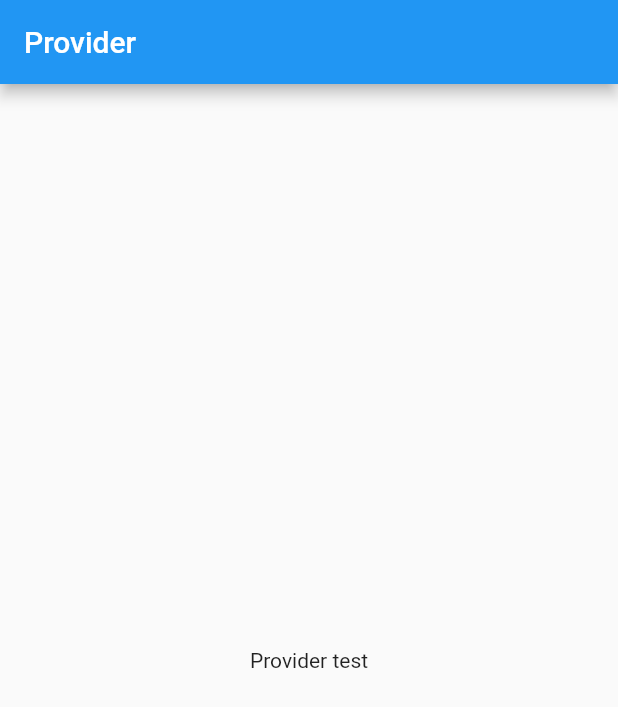
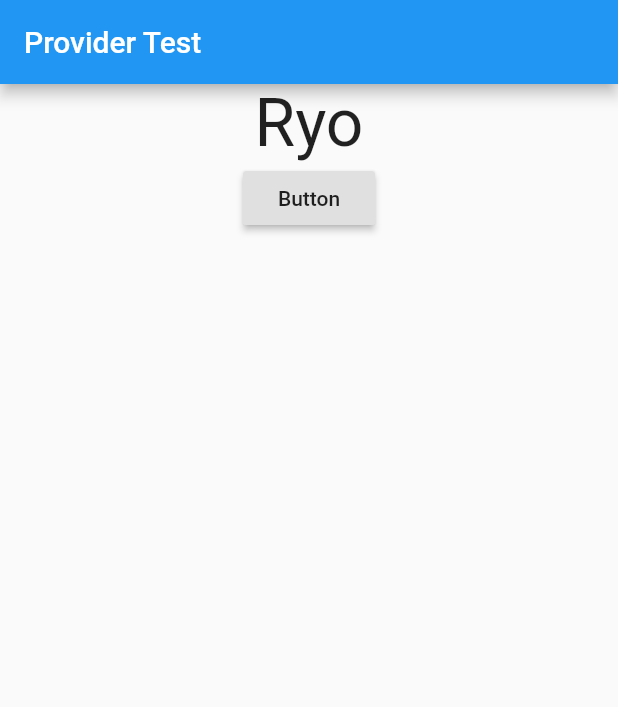
Before and after one commit to tsuzukihashi/flutter_provider_model, a Flutter app: the screen it shows after launch, on a phone screen of 412 x 824 dp. Shown: the top 707 px of the screen. Run offline on Flutter 3.47's test engine with Material 2 defaults, Android fonts, the phone set to English and light mode, and no system bars.

Commit message:
Providerパターンでモデルを作る

```diff
--- a/lib/main.dart
+++ b/lib/main.dart
@@ -1,4 +1,6 @@
 import 'package:flutter/material.dart';
+import 'package:flutter_provider_model/main_model.dart';
+import 'package:provider/provider.dart';
 
 void main() {
   runApp(MyApp());
@@ -8,12 +10,30 @@ class MyApp extends StatelessWidget {
   @override
   Widget build(BuildContext context) {
     return MaterialApp(
-      home: Scaffold(
-        appBar: AppBar(
-          title: Text('Provider'),
-        ),
-        body: Center(
-          child: Text('Provider test'),
+      home: ChangeNotifierProvider<MainModel>(
+        create: (_) => MainModel(),
+        child: Scaffold(
+          appBar: AppBar(
+            title: Text('Provider Test'),
+          ),
+          body: Consumer<MainModel>(builder: (context, model, child) {
+            return Center(
+              child: Column(
+                children: [
+                  Text(
+                    model.value,
+                    style: TextStyle(fontSize: 44),
+                  ),
+                  RaisedButton(
+                    onPressed: () {
+                      model.changeValueText();
+                    },
+                    child: Text('Button'),
+                  )
+                ],
+              ),
+            );
+          }),
         ),
       ),
     );
--- /dev/null
+++ b/lib/main_model.dart
@@ -0,0 +1,10 @@
+import 'package:flutter/material.dart';
+
+class MainModel extends ChangeNotifier {
+  String value = 'Ryo';
+
+  void changeValueText() {
+    value = 'Tsuzukihashi';
+    notifyListeners();
+  }
+}
```
Also changed, not shown: pubspec.yaml (+1 -57 lines), pubspec.lock.
